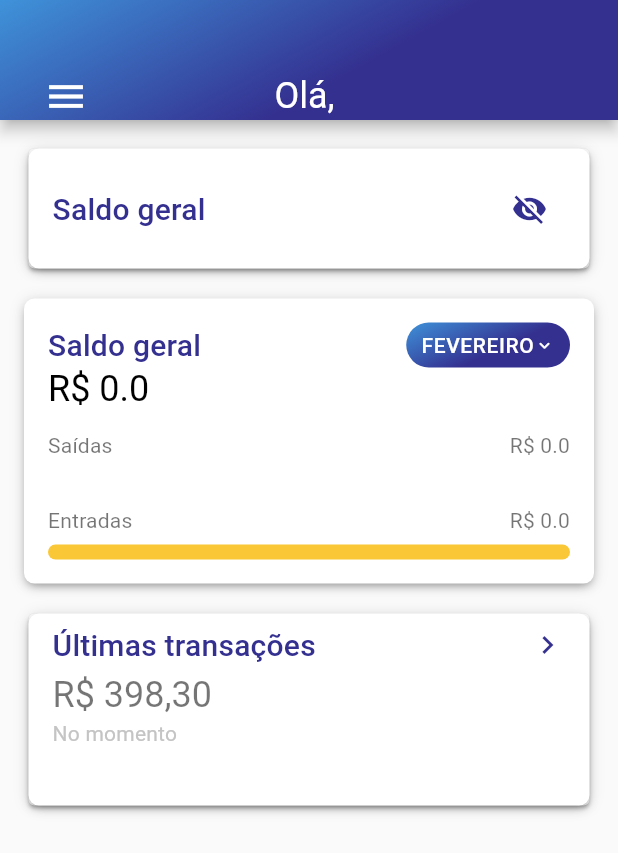
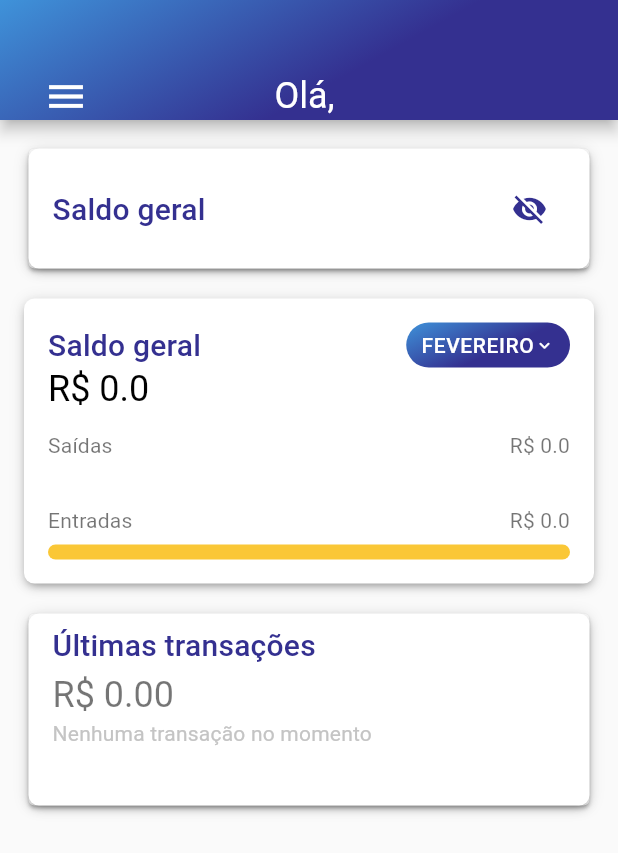
Before and after one commit to AnnaAlbuquerque/raro_budget, a Flutter app: the screen it shows once a user with an empty profile is signed in, on a phone screen of 412 x 824 dp. Shown: the top 853 px of the screen. Run offline on Flutter 3.47's test engine with Material 2 defaults, Android fonts, the phone set to English and light mode, and no system bars; our stand-ins replace cloud_firestore, connectivity_plus, firebase_auth, firebase_core, flutter_mobx, flutter_modular and 4 more; missing offline and left inert: animated_card, cpf_cnpj_validator; accounts and stored records are empty; generated files the repository leaves out were written again; project files that could hold a hidden picture were left out.

Commit message:
Adds Last transactions to home page
- Already connected to firebase

```diff
--- a/lib/src/modules/home/home_main/home_page.dart
+++ b/lib/src/modules/home/home_main/home_page.dart
@@ -1,13 +1,14 @@
+import 'package:cloud_firestore/cloud_firestore.dart';
 import 'package:flutter/material.dart';
 import 'package:flutter_mobx/flutter_mobx.dart';
 import 'package:flutter_modular/flutter_modular.dart';
 import 'package:raro_budget/src/modules/home/home_main/home_controller.dart';
 import 'package:raro_budget/src/modules/home/home_main/widgets/custom_card_dia_a_dia/custom_card_dia_a_dia.dart';
 import 'package:raro_budget/src/modules/home/home_main/widgets/custom_general_balance/custom_general_balance_widget.dart';
+import 'package:raro_budget/src/modules/home/home_main/widgets/custom_last_transactions/custom_last_transactions_widget.dart';
 import 'package:raro_budget/src/modules/home/widgets/custom_drawer/custom_drawer_widget.dart';
-
-import 'package:raro_budget/src/modules/home/widgets/custom_last_transactions/custom_last_transactions_widget.dart';
 import 'package:raro_budget/src/shared/constants/app_text_styles.dart';
+import 'package:raro_budget/src/shared/models/transaction_model.dart';
 import 'package:raro_budget/src/shared/widgets/custom_appbar/custom_appbar.dart';
 import 'package:raro_budget/src/shared/widgets/custom_button/custom_button_widget.dart';
 
@@ -23,7 +24,12 @@ class _HomePageState extends ModularState<HomePage, HomeController> {
 
   @override
   void initState() {
-    controller.getTotals(DateTime.now().month);
+    controller
+        .getTotals(DateTime.now().month)
+        .then((value) => print("TOTAL RECEIVED"));
+    controller.homeRepository
+        .getLastTransactions()
+        .then((value) => print("Terminou"));
     super.initState();
   }
 
@@ -85,7 +91,16 @@ class _HomePageState extends ModularState<HomePage, HomeController> {
                   }),
                   Padding(
                     padding: const EdgeInsets.fromLTRB(15, 0, 15, 15),
-                    child: CustomLastTransactions(),
+                    child: FutureBuilder(
+                      future: controller.getLastTransactions(),
+                      builder: (context, snapshot) {
+                        return CustomLastTransactions(
+                          value: controller.totalLastTransactions
+                              .toStringAsFixed(2),
+                          listTransaction: controller.listTransaction,
+                        );
+                      },
+                    ),
                   ),
                 ],
               ),
--- /dev/null
+++ b/lib/src/modules/home/home_main/widgets/custom_last_transactions/custom_last_transactions_widget.dart
@@ -0,0 +1,95 @@
+import 'package:flutter/material.dart';
+import 'package:raro_budget/src/modules/home/widgets/custom_transaction_item/custom_transaction_item_widget.dart';
+import 'package:raro_budget/src/shared/constants/app_colors.dart';
+import 'package:raro_budget/src/shared/constants/app_text_styles.dart';
+import 'package:raro_budget/src/shared/models/transaction_model.dart';
+
+class CustomLastTransactions extends StatelessWidget {
+  const CustomLastTransactions({
+    Key? key,
+    this.value,
+    required this.listTransaction,
+  }) : super(key: key);
+
+  final List<TransactionModel> listTransaction;
+
+  final String? value;
+
+  @override
+  Widget build(BuildContext context) {
+    final bool sizeEmpty = listTransaction.isEmpty;
+    return Card(
+      child: Container(
+        decoration: BoxDecoration(
+          color: AppColors.white,
+          borderRadius: BorderRadius.circular(7.0),
+          boxShadow: [
+            BoxShadow(
+              color: AppColors.black.withOpacity(0.12),
+              offset: Offset(0.0, 1.0),
+              blurRadius: 8.0,
+            ),
+            BoxShadow(
+              color: AppColors.black.withOpacity(0.14),
+              offset: Offset(0.0, 3.0),
+              blurRadius: 4.0,
+            ),
+            BoxShadow(
+              color: AppColors.black.withOpacity(0.2),
+              offset: Offset(0.0, 3.0),
+              blurRadius: 3.0,
+              spreadRadius: -2.0,
+            ),
+          ],
+        ),
+        child: Padding(
+          padding: const EdgeInsets.only(
+              left: 16.0, top: 9.0, right: 16.0, bottom: 16.0),
+          child: Flex(
+            direction: Axis.horizontal,
+            children: [
+              Flexible(
+                child: Column(
+                  crossAxisAlignment: CrossAxisAlignment.start,
+                  children: [
+                    Text(
+                      'Últimas transações',
+                      style: TextStyles.purple20w500Roboto,
+                    ),
+                    SizedBox(height: 8.0),
+                    Text(
+                      'R\$ ${value ?? '0.00'}',
+                      style: TextStyles.black5424w400Roboto,
+                    ),
+                    SizedBox(height: 4.0),
+                    Text(
+                      sizeEmpty ? 'Nenhuma transação no momento' : 'No momento',
+                      style: TextStyles.grey14w400Roboto,
+                    ),
+                    SizedBox(height: 24.0),
+                    Visibility(
+                      visible: !sizeEmpty,
+                      child: Container(
+                          height: 290,
+                          child: ListView.builder(
+                              itemCount: listTransaction.length,
+                              itemBuilder: (contex, int index) {
+                                return CustomTransactionItem(
+                                    listTransaction[index].name,
+                                    listTransaction[index].category,
+                                    listTransaction[index].value,
+                                    listTransaction[index].type,
+                                    listTransaction[index].date,
+                                    () {});
+                              })),
+                    ),
+                  ],
+                ),
+              ),
+            ],
+          ),
+        ),
+      ),
+    );
+  }
+}
--- a/lib/src/modules/home/widgets/custom_last_transactions/custom_last_transactions_widget.dart
+++ /dev/null
@@ -1,109 +0,0 @@
-import 'package:flutter/material.dart';
-import 'package:raro_budget/src/modules/home/widgets/custom_transaction_item/custom_transaction_item_widget.dart';
-import 'package:raro_budget/src/shared/constants/app_colors.dart';
-import 'package:raro_budget/src/shared/constants/app_text_styles.dart';
-
-class CustomLastTransactions extends StatelessWidget {
-  const CustomLastTransactions({
-    Key? key,
-    this.value,
-  }) : super(key: key);
-
-  final String? value;
-
-  @override
-  Widget build(BuildContext context) {
-    return Card(
-      child: Container(
-        decoration: BoxDecoration(
-          color: AppColors.white,
-          borderRadius: BorderRadius.circular(7.0),
-          boxShadow: [
-            BoxShadow(
-              color: AppColors.black.withOpacity(0.12),
-              offset: Offset(0.0, 1.0),
-              blurRadius: 8.0,
-            ),
-            BoxShadow(
-              color: AppColors.black.withOpacity(0.14),
-              offset: Offset(0.0, 3.0),
-              blurRadius: 4.0,
-            ),
-            BoxShadow(
-              color: AppColors.black.withOpacity(0.2),
-              offset: Offset(0.0, 3.0),
-              blurRadius: 3.0,
-              spreadRadius: -2.0,
-            ),
-          ],
-        ),
-        child: Padding(
-          padding: const EdgeInsets.only(
-              left: 16.0, top: 9.0, right: 16.0, bottom: 16.0),
-          child: Column(
-            crossAxisAlignment: CrossAxisAlignment.start,
-            children: [
-              Row(
-                mainAxisAlignment: MainAxisAlignment.spaceBetween,
-                crossAxisAlignment: CrossAxisAlignment.start,
-                mainAxisSize: MainAxisSize.max,
-                children: [
-                  Column(
-                    crossAxisAlignment: CrossAxisAlignment.start,
-                    mainAxisSize: MainAxisSize.min,
-                    children: [
-                      Text(
-                        'Últimas transações',
-                        style: TextStyles.purple20w500Roboto,
-                      ),
-                      SizedBox(height: 8.0),
-                      Text(
-                        'R\$ ${value ?? '398,30'}',
-                        style: TextStyles.black5424w400Roboto,
-                      ),
-                      SizedBox(height: 4.0),
-                      Text(
-                        'No momento',
-                        style: TextStyles.grey14w400Roboto,
-                      ),
-                    ],
-                  ),
-                  InkWell(
-                    onTap: () {},
-                    child: Ink(
-                        child:
-                            Icon(Icons.chevron_right, color: AppColors.purple)),
-                  ),
-                ],
-              ),
-              SizedBox(height: 24.0),
-              // CustomTransactionItem(
-              //   color: AppColors.yellow,
-              //   title: 'Refeições',
-              //   transferredValue: '25,00',
-              //   icon: 'assets/icons/meal_icon.png',
-              //   textstyle: TextStyles.black8716w400Roboto,
-              // ),
-              // SizedBox(height: 24.0),
-              // CustomTransactionItem(
-              //   color: AppColors.green,
-              //   title: 'Transporte',
-              //   transferredValue: '57,30',
-              //   icon: 'assets/icons/transport_icon.png',
-              //   textstyle: TextStyles.black8716w400Roboto,
-              // ),
-              // SizedBox(height: 24.0),
-              // CustomTransactionItem(
-              //   color: AppColors.lightBlue,
-              //   title: 'Educação',
-              //   transferredValue: '316,00',
-              //   icon: 'assets/icons/education_icon.png',
-              //   textstyle: TextStyles.black8716w400Roboto,
-              // ),
-            ],
-          ),
-        ),
-      ),
-    );
-  }
-}
```
Also changed, not shown: lib/src/modules/home/home_main/home_controller.dart (+29 -0 lines), lib/src/modules/home/home_main/home_repository.dart (+23 -0 lines), lib/src/modules/home/widgets/custom_transaction_item/custom_transaction_item_widget.dart (+5 -2 lines), lib/src/modules/home/home_main/home_controller.g.dart.
